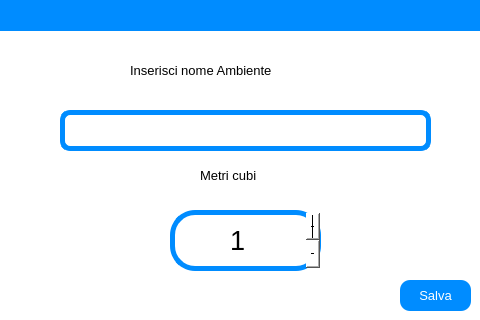
Qt form view/registra_ambienti.ui (ISacchitella/MicroOne_v1.1) before a commit.
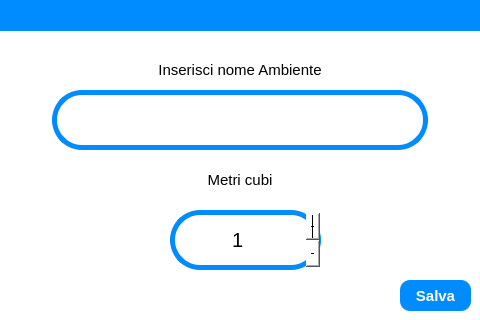
The same form after that commit. Icons and pictures are not drawn.

The edit to the form file:
```diff
--- a/view/registra_ambienti.ui
+++ b/view/registra_ambienti.ui
@@ -22,7 +22,7 @@
   <widget class="QLabel" name="nome_label">
    <property name="geometry">
     <rect>
-     <x>340</x>
+     <x>350</x>
      <y>60</y>
      <width>31</width>
      <height>21</height>
@@ -47,15 +47,16 @@
   <widget class="QLabel" name="metri_cubi_label">
    <property name="geometry">
     <rect>
-     <x>200</x>
-     <y>160</y>
-     <width>81</width>
-     <height>30</height>
+     <x>142</x>
+     <y>170</y>
+     <width>196</width>
+     <height>20</height>
     </rect>
    </property>
    <property name="font">
     <font>
-     <pointsize>10</pointsize>
+     <family>Segoe UI</family>
+     <pointsize>11</pointsize>
      <weight>50</weight>
      <bold>false</bold>
     </font>
@@ -66,6 +67,9 @@
    <property name="text">
     <string>Metri cubi</string>
    </property>
+   <property name="alignment">
+    <set>Qt::AlignCenter</set>
+   </property>
   </widget>
   <widget class="QPushButton" name="save_btn">
    <property name="geometry">
@@ -78,9 +82,10 @@
    </property>
    <property name="font">
     <font>
-     <pointsize>10</pointsize>
-     <weight>50</weight>
-     <bold>false</bold>
+     <family>Segoe UI</family>
+     <pointsize>11</pointsize>
+     <weight>75</weight>
+     <bold>true</bold>
     </font>
    </property>
    <property name="styleSheet">
@@ -99,12 +104,13 @@
      <x>170</x>
      <y>210</y>
      <width>151</width>
-     <height>61</height>
+     <height>60</height>
     </rect>
    </property>
    <property name="font">
     <font>
-     <pointsize>20</pointsize>
+     <family>Segoe UI</family>
+     <pointsize>15</pointsize>
     </font>
    </property>
    <property name="cursor">
@@ -130,7 +136,7 @@
                 
 	background-color: rgb(255, 255, 255);
 border: 5px solid rgb(0,140,255);
-                    border-radius:25px;
+                    border-radius:30px;
 
 
                     }
@@ -161,14 +167,15 @@
   <widget class="QLineEdit" name="nome_textbox">
    <property name="geometry">
     <rect>
-     <x>60</x>
-     <y>110</y>
-     <width>371</width>
-     <height>41</height>
+     <x>52</x>
+     <y>90</y>
+     <width>376</width>
+     <height>60</height>
     </rect>
    </property>
    <property name="font">
     <font>
+     <family>Segoe UI</family>
      <pointsize>15</pointsize>
     </font>
    </property>
@@ -176,7 +183,7 @@
     <enum>Qt::LeftToRight</enum>
    </property>
    <property name="styleSheet">
-    <string notr="true">border-radius:10px;
+    <string notr="true">border-radius:30px;
                     background-color: rgb(0, 0, 0);
                     background-color: rgb(255, 255, 255);
                     border: 5px solid rgb(0,140,255);
@@ -185,19 +192,23 @@
    <property name="text">
     <string/>
    </property>
+   <property name="alignment">
+    <set>Qt::AlignCenter</set>
+   </property>
   </widget>
   <widget class="QLabel" name="label">
    <property name="geometry">
     <rect>
-     <x>130</x>
+     <x>142</x>
      <y>60</y>
-     <width>191</width>
+     <width>196</width>
      <height>20</height>
     </rect>
    </property>
    <property name="font">
     <font>
-     <pointsize>10</pointsize>
+     <family>Segoe UI</family>
+     <pointsize>11</pointsize>
      <weight>50</weight>
      <bold>false</bold>
     </font>
@@ -208,6 +219,9 @@
    <property name="text">
     <string>Inserisci nome Ambiente</string>
    </property>
+   <property name="alignment">
+    <set>Qt::AlignCenter</set>
+   </property>
   </widget>
   <widget class="QLabel" name="label_5">
    <property name="geometry">
@@ -228,7 +242,7 @@
   <widget class="QPushButton" name="cancel_btn_">
    <property name="geometry">
     <rect>
-     <x>0</x>
+     <x>390</x>
      <y>0</y>
      <width>71</width>
      <height>31</height>
@@ -258,8 +272,8 @@
   <widget class="QPushButton" name="keyboard_btn">
    <property name="geometry">
     <rect>
-     <x>40</x>
-     <y>170</y>
+     <x>0</x>
+     <y>260</y>
      <width>81</width>
      <height>31</height>
     </rect>
```
Left out of the diff: 22 changed lines with no effect on the pictures.
